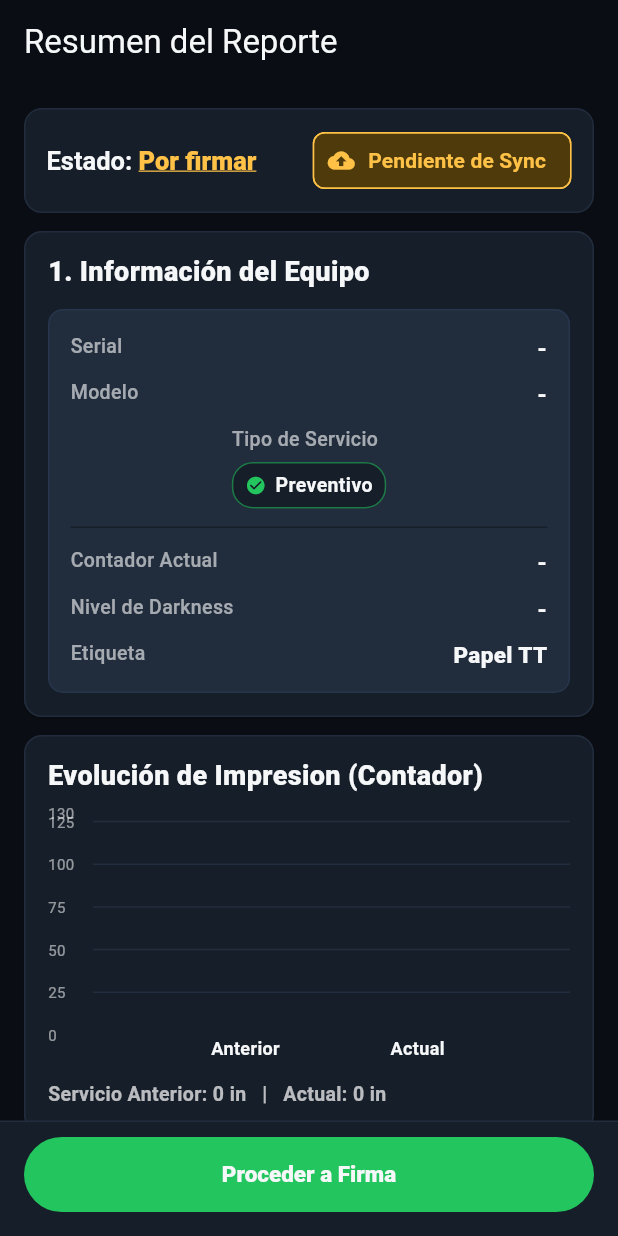
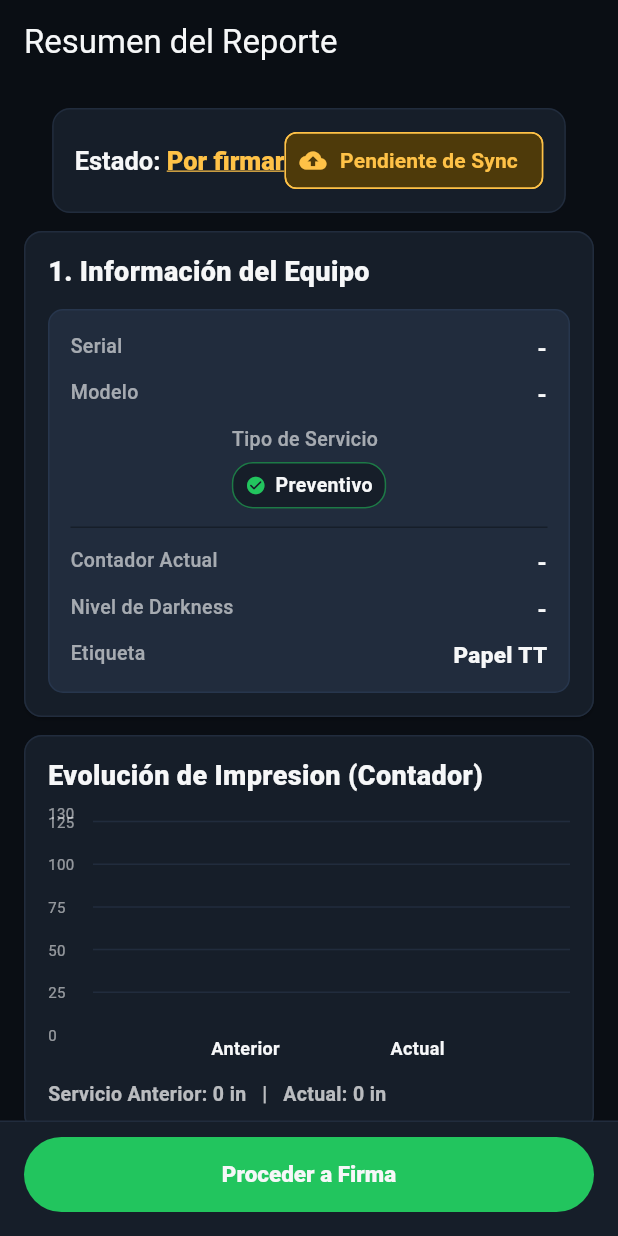
Before and after one commit to Vicpip/appServicios-TT, a Flutter app: the ReportSummaryScreen screen opened by its route, on a phone screen of 412 x 824 dp. Run offline on Flutter 3.47's test engine with Material 3 defaults, Android fonts, the phone set to English and light mode, and no system bars; drawn by our look-alikes of fl_chart; our stand-ins replace drift, drift_flutter, flutter_riverpod, flutter_secure_storage, go_router, image_picker and 6 more; missing offline and left inert: mobile_scanner; accounts and stored records are empty; statements that could not run were skipped.

Commit message:
fix(ui): corregir overflow en header de estado de ReportSummaryScreen
Cambia Row por Wrap en _StatusBanner para que el badge
'Pendiente de Sync' fluya a la siguiente línea en pantallas angostas.

Co-Authored-By: Claude Sonnet 4.6 <noreply@anthropic.com>

```diff
--- a/lib/features/reports/presentation/report_summary_screen.dart
+++ b/lib/features/reports/presentation/report_summary_screen.dart
@@ -359,7 +359,10 @@ class _StatusBanner extends StatelessWidget {
         borderRadius: BorderRadius.circular(12),
         border: Border.all(color: AppPalette.surfaceDarkHighlight),
       ),
-      child: Row(
+      child: Wrap(
+        alignment: WrapAlignment.spaceBetween,
+        crossAxisAlignment: WrapCrossAlignment.center,
+        runSpacing: 8,
         children: <Widget>[
           RichText(
             text: const TextSpan(
@@ -384,7 +387,6 @@ class _StatusBanner extends StatelessWidget {
               ],
             ),
           ),
-          const Spacer(),
           Chip(
             backgroundColor: AppPalette.warningDark,
             side: const BorderSide(color: AppPalette.warning),
```
